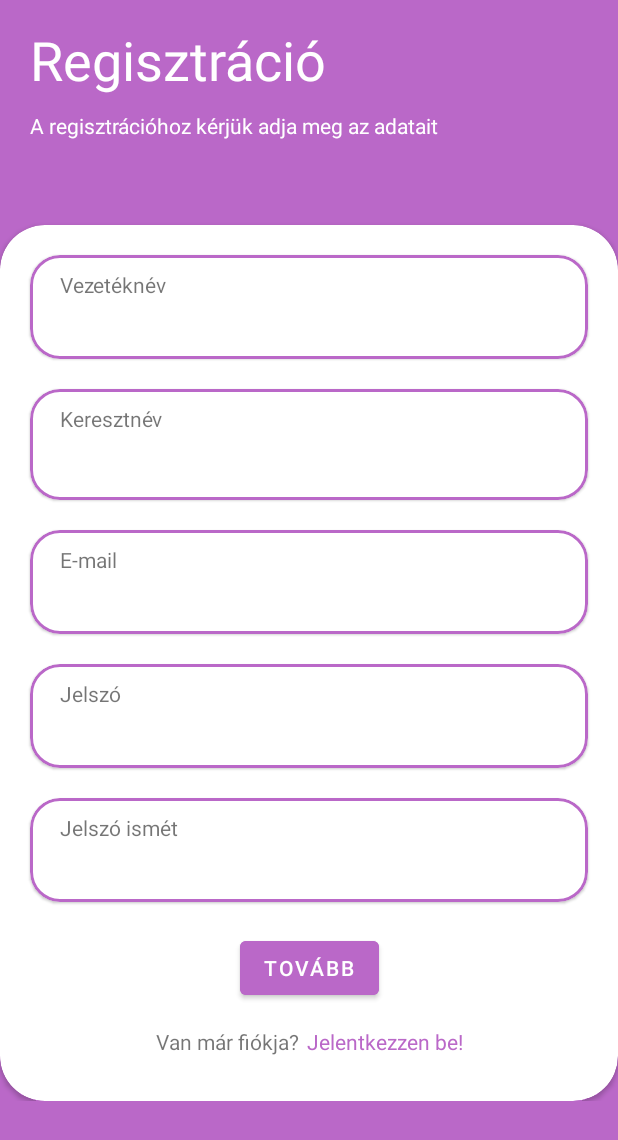
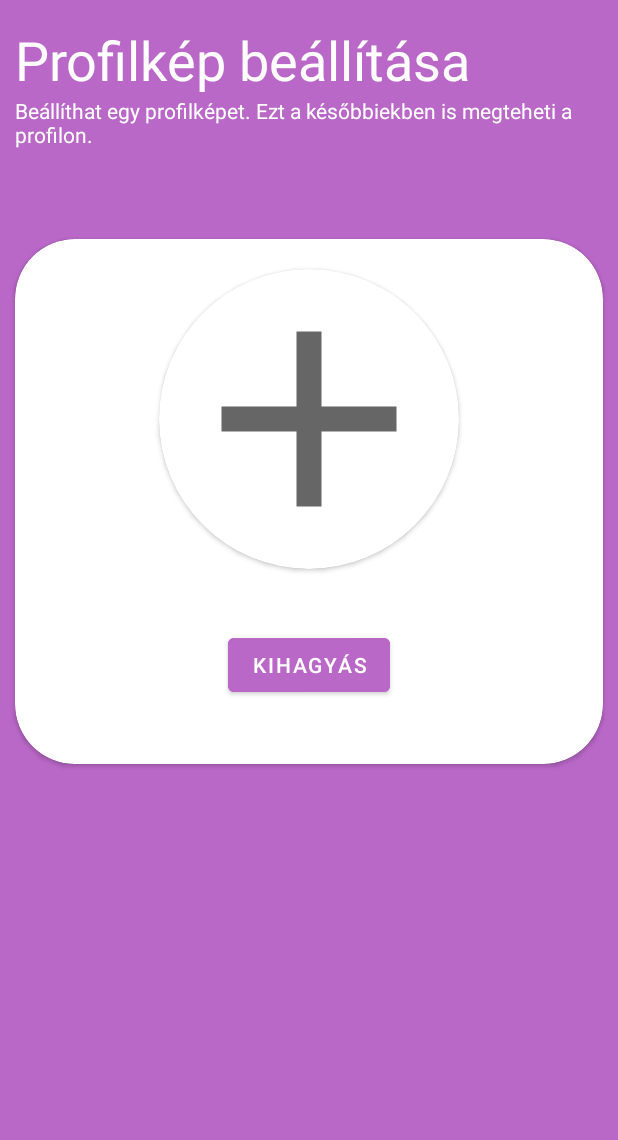
Before and after one commit to RockieHUN/LocalTrader, an Android app: the screen it shows after launch (MainActivity), on a phone screen of 412 x 824 dp. Shown: the top 1140 px of the screen. Run offline under Robolectric (Android 15) with nearby library versions, the phone set to English and light mode, and no system bars.

Commit message:
FinishRegistration UI

```diff
--- /dev/null
+++ b/app/src/main/java/com/example/localtrader/authentication/FinishRegistrationFragment.kt
@@ -0,0 +1,60 @@
+package com.example.localtrader.authentication
+
+import android.os.Bundle
+import androidx.fragment.app.Fragment
+import android.view.LayoutInflater
+import android.view.View
+import android.view.ViewGroup
+import com.example.localtrader.R
+
+// TODO: Rename parameter arguments, choose names that match
+// the fragment initialization parameters, e.g. ARG_ITEM_NUMBER
+private const val ARG_PARAM1 = "param1"
+private const val ARG_PARAM2 = "param2"
+
+/**
+ * A simple [Fragment] subclass.
+ * Use the [FinishRegistrationFragment.newInstance] factory method to
+ * create an instance of this fragment.
+ */
+class FinishRegistrationFragment : Fragment() {
+    // TODO: Rename and change types of parameters
+    private var param1: String? = null
+    private var param2: String? = null
+
+    override fun onCreate(savedInstanceState: Bundle?) {
+        super.onCreate(savedInstanceState)
+        arguments?.let {
+            param1 = it.getString(ARG_PARAM1)
+            param2 = it.getString(ARG_PARAM2)
+        }
+    }
+
+    override fun onCreateView(
+        inflater: LayoutInflater, container: ViewGroup?,
+        savedInstanceState: Bundle?
+    ): View? {
+        // Inflate the layout for this fragment
+        return inflater.inflate(R.layout.fragment_finish_registration, container, false)
+    }
+
+    companion object {
+        /**
+         * Use this factory method to create a new instance of
+         * this fragment using the provided parameters.
+         *
+         * @param param1 Parameter 1.
+         * @param param2 Parameter 2.
+         * @return A new instance of fragment FinishRegistrationFragment.
+         */
+        // TODO: Rename and change types and number of parameters
+        @JvmStatic
+        fun newInstance(param1: String, param2: String) =
+            FinishRegistrationFragment().apply {
+                arguments = Bundle().apply {
+                    putString(ARG_PARAM1, param1)
+                    putString(ARG_PARAM2, param2)
+                }
+            }
+    }
+}
--- /dev/null
+++ b/app/src/main/res/drawable/ic_baseline_account_circle_24.xml
@@ -0,0 +1,10 @@
+<vector xmlns:android="http://schemas.android.com/apk/res/android"
+    android:width="24dp"
+    android:height="24dp"
+    android:viewportWidth="24"
+    android:viewportHeight="24"
+    android:tint="?attr/colorControlNormal">
+  <path
+      android:fillColor="@android:color/white"
+      android:pathData="M12,2C6.48,2 2,6.48 2,12s4.48,10 10,10 10,-4.48 10,-10S17.52,2 12,2zM12,5c1.66,0 3,1.34 3,3s-1.34,3 -3,3 -3,-1.34 -3,-3 1.34,-3 3,-3zM12,19.2c-2.5,0 -4.71,-1.28 -6,-3.22 0.03,-1.99 4,-3.08 6,-3.08 1.99,0 5.97,1.09 6,3.08 -1.29,1.94 -3.5,3.22 -6,3.22z"/>
+</vector>
--- /dev/null
+++ b/app/src/main/res/drawable/ic_baseline_add_24.xml
@@ -0,0 +1,10 @@
+<vector xmlns:android="http://schemas.android.com/apk/res/android"
+    android:width="24dp"
+    android:height="24dp"
+    android:viewportWidth="24"
+    android:viewportHeight="24"
+    android:tint="?attr/colorControlNormal">
+  <path
+      android:fillColor="@android:color/white"
+      android:pathData="M19,13h-6v6h-2v-6H5v-2h6V5h2v6h6v2z"/>
+</vector>
--- /dev/null
+++ b/app/src/main/res/layout/fragment_finish_registration.xml
@@ -0,0 +1,96 @@
+<?xml version="1.0" encoding="utf-8"?>
+<androidx.constraintlayout.widget.ConstraintLayout xmlns:android="http://schemas.android.com/apk/res/android"
+    xmlns:app="http://schemas.android.com/apk/res-auto"
+    xmlns:tools="http://schemas.android.com/tools"
+    android:layout_width="match_parent"
+    android:layout_height="match_parent"
+    tools:context=".authentication.FinishRegistrationFragment"
+    android:background="@color/primary">
+
+
+    <androidx.constraintlayout.widget.ConstraintLayout
+        android:id="@+id/constraintLayout"
+        android:layout_width="wrap_content"
+        android:layout_height="wrap_content"
+        android:layout_marginStart="20dp"
+        app:layout_constraintEnd_toEndOf="parent"
+        app:layout_constraintStart_toStartOf="parent"
+        app:layout_constraintTop_toTopOf="parent">
+
+        <TextView
+            android:id="@+id/header_title"
+            android:layout_width="wrap_content"
+            android:layout_height="wrap_content"
+            android:layout_marginTop="15dp"
+            android:text="@string/profilePicture_text"
+            android:textColor="@color/white"
+            android:textSize="36sp"
+            app:layout_constraintStart_toStartOf="parent"
+            app:layout_constraintTop_toTopOf="parent" />
+
+        <TextView
+            android:layout_width="wrap_content"
+            android:layout_height="wrap_content"
+            android:text="@string/prfilePicture_description"
+            android:textColor="@color/white"
+            app:layout_constraintEnd_toEndOf="parent"
+            app:layout_constraintStart_toStartOf="parent"
+            app:layout_constraintTop_toBottomOf="@+id/header_title" />
+
+
+    </androidx.constraintlayout.widget.ConstraintLayout>
+
+    <androidx.cardview.widget.CardView
+        android:layout_width="match_parent"
+        android:layout_height="350dp"
+        android:layout_marginStart="10dp"
+        android:layout_marginTop="60dp"
+        android:layout_marginEnd="10dp"
+        android:background="@color/white"
+        app:cardCornerRadius="40dp"
+        app:layout_constraintEnd_toEndOf="parent"
+        app:layout_constraintStart_toStartOf="parent"
+        app:layout_constraintTop_toBottomOf="@+id/constraintLayout">
+
+        <androidx.constraintlayout.widget.ConstraintLayout
+            android:layout_width="match_parent"
+            android:layout_height="match_parent">
+
+            <androidx.cardview.widget.CardView
+                android:id="@+id/cardView"
+                android:layout_width="wrap_content"
+                android:layout_height="wrap_content"
+                android:layout_marginTop="20dp"
+                android:background="@color/primary"
+                app:cardCornerRadius="100dp"
+                app:layout_constraintEnd_toEndOf="parent"
+                app:layout_constraintStart_toStartOf="parent"
+                app:layout_constraintTop_toTopOf="parent">
+
+                <ImageView
+                    android:layout_width="200dp"
+                    android:layout_height="200dp"
+                    android:scaleType="centerCrop"
+                    android:src="@drawable/ic_baseline_add_24" />
+
+
+            </androidx.cardview.widget.CardView>
+
+            <Button
+                android:id="@+id/submit_button"
+                android:layout_width="wrap_content"
+                android:layout_height="wrap_content"
+                android:layout_marginTop="40dp"
+                android:backgroundTint="@color/primary"
+                android:text="@string/skip"
+                app:layout_constraintEnd_toEndOf="parent"
+                app:layout_constraintStart_toStartOf="parent"
+                app:layout_constraintTop_toBottomOf="@+id/cardView" />
+
+        </androidx.constraintlayout.widget.ConstraintLayout>
+
+    </androidx.cardview.widget.CardView>
+
+
+
+</androidx.constraintlayout.widget.ConstraintLayout>
--- a/app/src/main/res/navigation/nav_graph.xml
+++ b/app/src/main/res/navigation/nav_graph.xml
@@ -3,16 +3,29 @@
     xmlns:app="http://schemas.android.com/apk/res-auto"
     xmlns:tools="http://schemas.android.com/tools"
     android:id="@+id/navigation"
-    app:startDestination="@id/registerFragment">
+    app:startDestination="@id/finishRegistrationFragment">
 
     <fragment
         android:id="@+id/splashFragment"
         android:name="com.example.localtrader.authentication.SplashFragment"
         android:label="fragment_splash"
-        tools:layout="@layout/fragment_splash" />
+        tools:layout="@layout/fragment_splash" >
+        <action
+            android:id="@+id/action_splashFragment_to_registerFragment"
+            app:destination="@id/registerFragment" />
+    </fragment>
     <fragment
         android:id="@+id/registerFragment"
         android:name="com.example.localtrader.authentication.RegisterFragment"
         android:label="fragment_register"
-        tools:layout="@layout/fragment_register" />
+        tools:layout="@layout/fragment_register" >
+        <action
+            android:id="@+id/action_registerFragment_to_finishRegistrationFragment"
+            app:destination="@id/finishRegistrationFragment" />
+    </fragment>
+    <fragment
+        android:id="@+id/finishRegistrationFragment"
+        android:name="com.example.localtrader.authentication.FinishRegistrationFragment"
+        android:label="fragment_finish_registration"
+        tools:layout="@layout/fragment_finish_registration" />
 </navigation>
--- a/app/src/main/res/values/strings.xml
+++ b/app/src/main/res/values/strings.xml
@@ -10,9 +10,12 @@
     <string name="email_text"> E-mail </string>
     <string name="password_text"> Jelszó </string>
     <string name="passwordAgain_text"> Jelszó ismét </string>
-    <string name="registrationDescription">A regisztrációhoz kérjük adja meg az adatait</string>
+    <string name="registrationDescription">A regisztrációhoz kérjük adja meg az adatait.</string>
     <string name="isAccountExists"> Van már fiókja? </string>
     <string name="isAccountExists2"> Jelentkezzen be! </string>
     <string name="next"> Tovább </string>
+    <string name="profilePicture_text"> Profilkép beállítása</string>
+    <string name="prfilePicture_description"> Beállíthat egy profilképet. Ezt a későbbiekben is megteheti a profilon.</string>
+    <string name="skip">Kihagyás</string>
 
 </resources>
```
